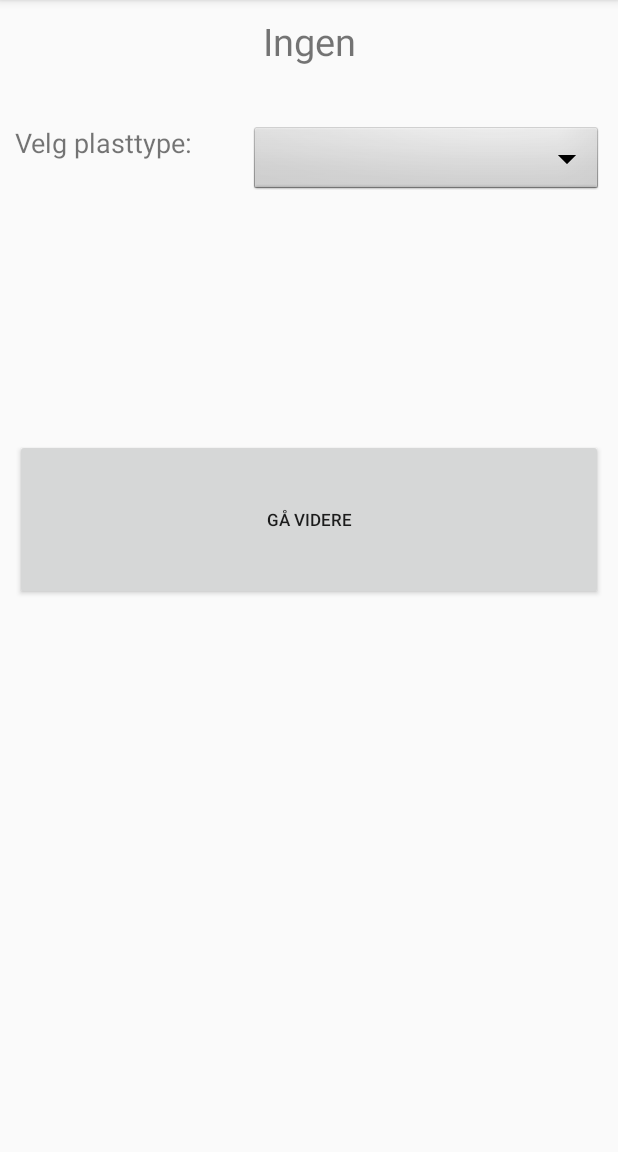
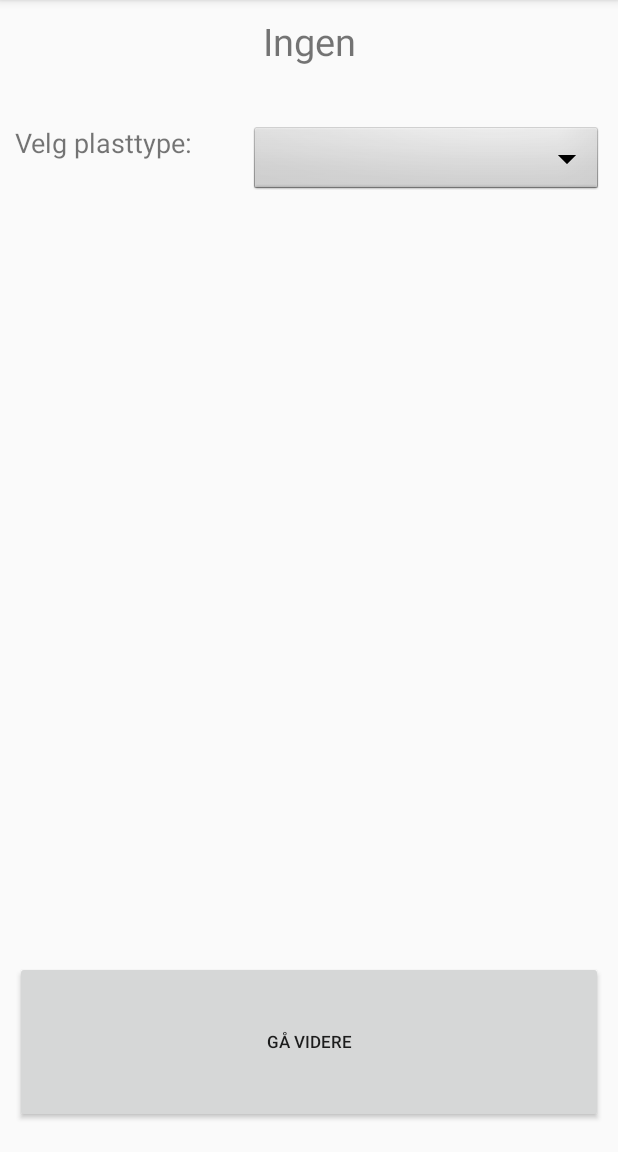
Before and after one commit to Norderud/PlastPlukk, an Android app: the Egenskaper screen opened directly, with no data from a screen before it, on a phone screen of 412 x 824 dp, the part 84-1236 px from its top. Run offline under Robolectric (Android 15) with nearby library versions, the phone set to English and light mode, and no system bars; Roboto replaces fonts that are not available here; 1 statement that could not run was skipped.

Commit message:
Update activity_egenskaper.xml

```diff
--- a/app/src/main/res/layout/activity_egenskaper.xml
+++ b/app/src/main/res/layout/activity_egenskaper.xml
@@ -70,6 +70,10 @@
             android:gravity="center_horizontal"/>
     </LinearLayout>
 
+    <TextView
+        android:layout_width="match_parent"
+        android:layout_height="0dp"
+        android:layout_weight=".6"/>
 
     <TextView
         android:id="@+id/Feilmelding"
@@ -77,7 +81,7 @@
         android:gravity="center_horizontal"
         android:layout_width="match_parent"
         android:layout_height="0dp"
-        android:layout_weight=".1"/>
+        android:layout_weight=".05"/>
 
     <Button
         android:layout_width="match_parent"
```
